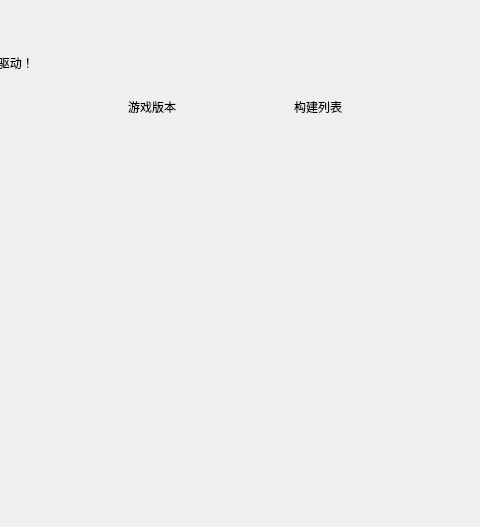
MCSLTeam/MCSL2, file QtUI/downloadInterface.ui: the form before one commit; both pictures show x 108 to 588 and y 0 to 527 of the 776 by 527 pixel window.
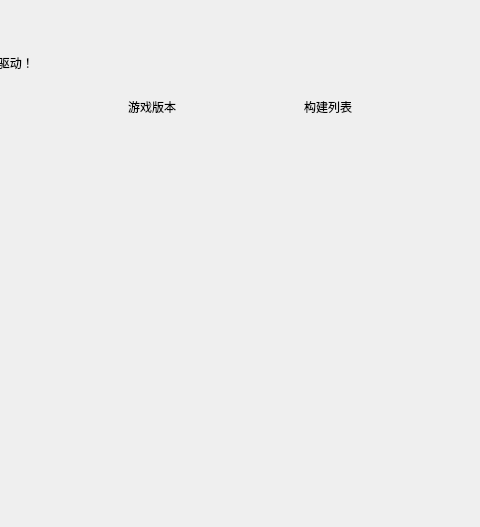
The form after the commit. Custom widgets are drawn as their Qt base class.

Diff of the .ui file:
```diff
--- a/QtUI/downloadInterface.ui
+++ b/QtUI/downloadInterface.ui
@@ -189,13 +189,13 @@
          </property>
          <property name="minimumSize">
           <size>
-           <width>160</width>
+           <width>170</width>
            <height>0</height>
           </size>
          </property>
          <property name="maximumSize">
           <size>
-           <width>160</width>
+           <width>170</width>
            <height>16777215</height>
           </size>
          </property>
@@ -213,7 +213,7 @@
            <rect>
             <x>0</x>
             <y>0</y>
-            <width>160</width>
+            <width>170</width>
             <height>349</height>
            </rect>
           </property>
@@ -253,7 +253,7 @@
            <rect>
             <x>0</x>
             <y>0</y>
-            <width>346</width>
+            <width>336</width>
             <height>349</height>
            </rect>
           </property>
```
Left out of the diff: 4 changed lines with no effect on the pictures.
